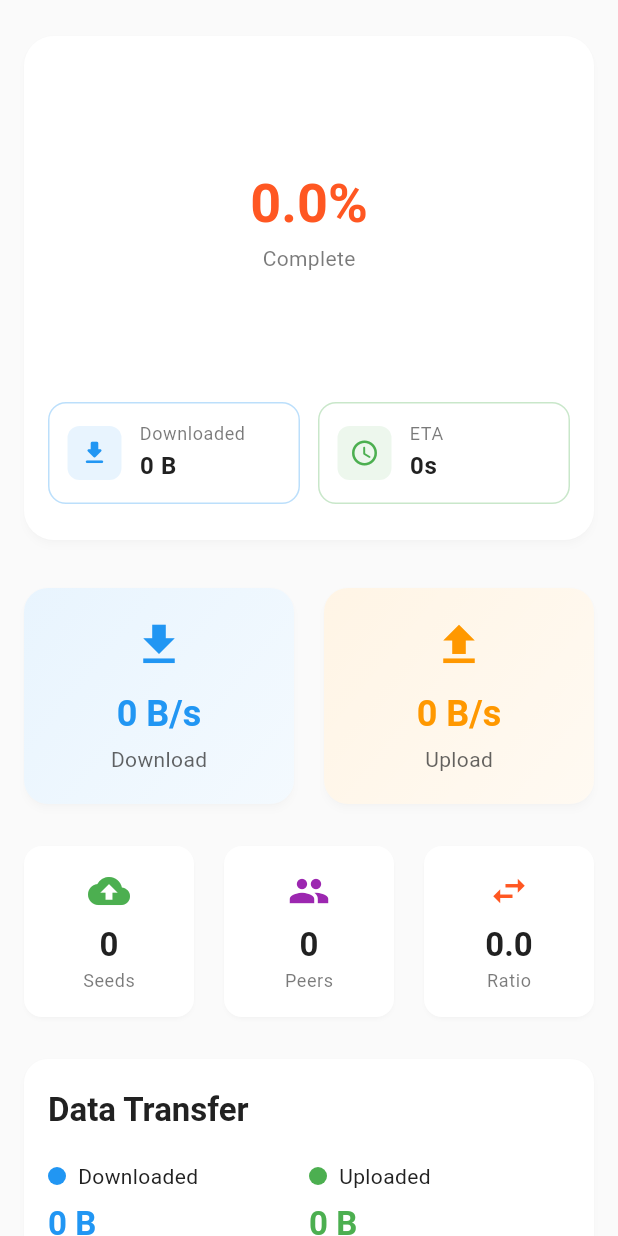
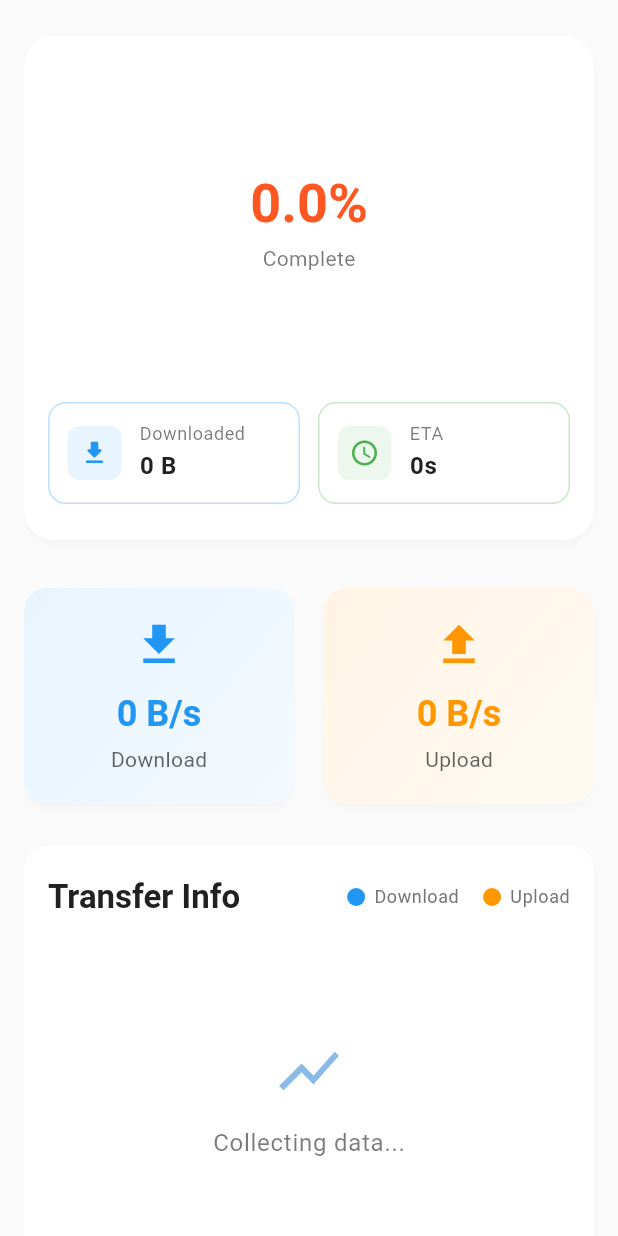
Before and after one commit to RajnishOne/qbitconnect, a Flutter app: the TorrentStatsTab widget shown alone on an empty page, opened directly with empty values, on a phone screen of 412 x 824 dp. Run offline on Flutter 3.47's test engine with Material 3 defaults, Android fonts, the phone set to English and light mode, and no system bars; our stand-ins replace app_links, connectivity_plus, cookie_jar, dio, dio_cookie_manager, file_picker and 8 more; missing offline and left inert: network_ninja; accounts and stored records are empty.

Commit message:
UPDATE - Stats tab keep alive for charts

```diff
--- a/lib/src/widgets/torrent_stats_tab.dart
+++ b/lib/src/widgets/torrent_stats_tab.dart
@@ -18,11 +18,24 @@ class TorrentStatsTab extends StatefulWidget {
   State<TorrentStatsTab> createState() => _TorrentStatsTabState();
 }
 
-class _TorrentStatsTabState extends State<TorrentStatsTab> {
+class _TorrentStatsTabState extends State<TorrentStatsTab>
+    with AutomaticKeepAliveClientMixin {
   // Store historical speed data (last 60 data points)
   final List<double> _downloadSpeeds = [];
   final List<double> _uploadSpeeds = [];
   final int _maxDataPoints = 60;
+
+  @override
+  bool get wantKeepAlive => true; // Keep state alive when switching tabs
+
+  @override
+  void initState() {
+    super.initState();
+    // Initialize with current data if available
+    if (widget.details != null) {
+      _updateSpeedHistory();
+    }
+  }
 
   @override
   void didUpdateWidget(TorrentStatsTab oldWidget) {
@@ -51,6 +64,8 @@ class _TorrentStatsTabState extends State<TorrentStatsTab> {
 
   @override
   Widget build(BuildContext context) {
+    super.build(context); // Required for AutomaticKeepAliveClientMixin
+
     if (widget.details == null) {
       return const Center(child: Text('No stats data available'));
     }
@@ -70,9 +85,9 @@ class _TorrentStatsTabState extends State<TorrentStatsTab> {
         _buildSpeedCards(details, theme),
         const SizedBox(height: 20),
 
-        // Speed Graph
-        if (_downloadSpeeds.length > 1) _buildSpeedGraph(theme),
-        if (_downloadSpeeds.length > 1) const SizedBox(height: 20),
+        // Speed Graph - Show card immediately, with placeholder if not enough data
+        _buildSpeedGraph(theme),
+        const SizedBox(height: 20),
 
         // Connection Info
         _buildConnectionCards(details, theme),
@@ -186,17 +201,6 @@ class _TorrentStatsTabState extends State<TorrentStatsTab> {
 
   // Real-time speed graph
   Widget _buildSpeedGraph(ThemeData theme) {
-    if (_downloadSpeeds.isEmpty) {
-      return const SizedBox.shrink();
-    }
-
-    // Find max value for Y axis
-    final allSpeeds = [..._downloadSpeeds, ..._uploadSpeeds];
-    final maxSpeed = allSpeeds.isEmpty
-        ? 100.0
-        : allSpeeds.reduce((a, b) => a > b ? a : b);
-    final yMax = maxSpeed > 0 ? maxSpeed * 1.2 : 100.0;
-
     return Card(
       elevation: 2,
       shape: RoundedRectangleBorder(borderRadius: BorderRadius.circular(16)),
@@ -245,7 +249,46 @@ class _TorrentStatsTabState extends State<TorrentStatsTab> {
             const SizedBox(height: 20),
             SizedBox(
               height: 200,
-              child: LineChart(
+              child: _downloadSpeeds.length > 1
+                  ? _buildLineChart(theme)
+                  : Center(
+                      child: Column(
+                        mainAxisAlignment: MainAxisAlignment.center,
+                        children: [
+                          Icon(
+                            Icons.show_chart,
+                            size: 48,
+                            color: theme.colorScheme.primary.withOpacity(0.5),
+                          ),
+                          const SizedBox(height: 12),
+                          Text(
+                            'Collecting data...',
+                            style: theme.textTheme.bodyLarge?.copyWith(
+                              color: theme.colorScheme.onSurface.withOpacity(
+                                0.6,
+                              ),
+                            ),
+                          ),
+                        ],
+                      ),
+                    ),
+            ),
+          ],
+        ),
+      ),
+    );
+  }
+
+  // Build the line chart widget
+  Widget _buildLineChart(ThemeData theme) {
+    // Find max value for Y axis
+    final allSpeeds = [..._downloadSpeeds, ..._uploadSpeeds];
+    final maxSpeed = allSpeeds.isEmpty
+        ? 100.0
+        : allSpeeds.reduce((a, b) => a > b ? a : b);
+    final yMax = maxSpeed > 0 ? maxSpeed * 1.2 : 100.0;
+
+    return LineChart(
       LineChartData(
         gridData: FlGridData(
           show: true,
@@ -268,9 +311,7 @@ class _TorrentStatsTabState extends State<TorrentStatsTab> {
                   ByteFormatter.formatBytesPerSecond(value.toInt()),
                   style: TextStyle(
                     fontSize: 10,
-                              color: theme.colorScheme.onSurface.withOpacity(
-                                0.6,
-                              ),
+                    color: theme.colorScheme.onSurface.withOpacity(0.6),
                   ),
                 );
               },
@@ -286,9 +327,7 @@ class _TorrentStatsTabState extends State<TorrentStatsTab> {
                     '${value.toInt()}s',
                     style: TextStyle(
                       fontSize: 10,
-                                color: theme.colorScheme.onSurface.withOpacity(
-                                  0.6,
-                                ),
+                      color: theme.colorScheme.onSurface.withOpacity(0.6),
                     ),
                   );
                 }
@@ -346,8 +385,7 @@ class _TorrentStatsTabState extends State<TorrentStatsTab> {
         ],
         lineTouchData: LineTouchData(
           touchTooltipData: LineTouchTooltipData(
-                      getTooltipColor: (touchedSpot) =>
-                          theme.colorScheme.inverseSurface,
+            getTooltipColor: (touchedSpot) => theme.colorScheme.inverseSurface,
             getTooltipItems: (touchedSpots) {
               return touchedSpots.map((spot) {
                 final isDownload = spot.barIndex == 0;
@@ -362,11 +400,6 @@ class _TorrentStatsTabState extends State<TorrentStatsTab> {
               }).toList();
             },
           ),
-                  ),
-                ),
-              ),
-            ),
-          ],
         ),
       ),
     );
```
Lines whose indentation alone changed are shown as unchanged.
